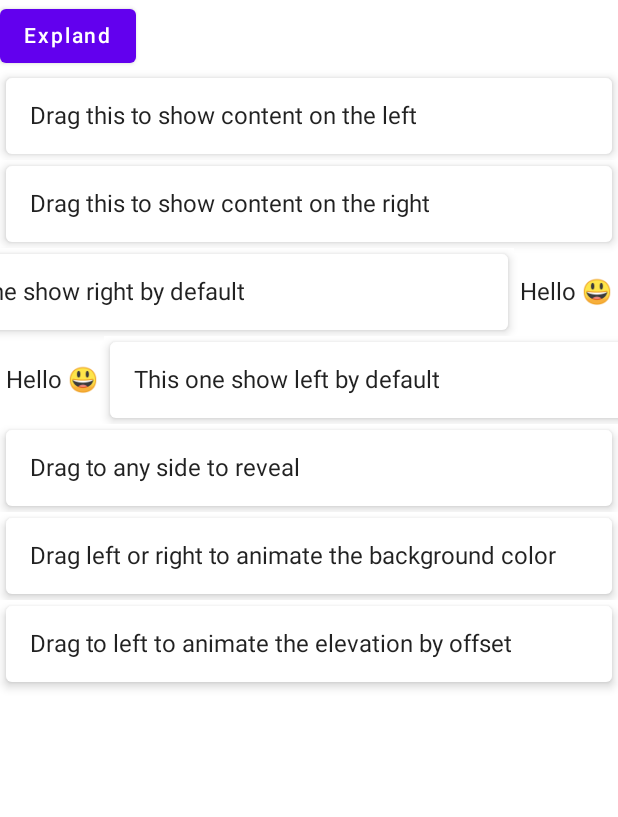
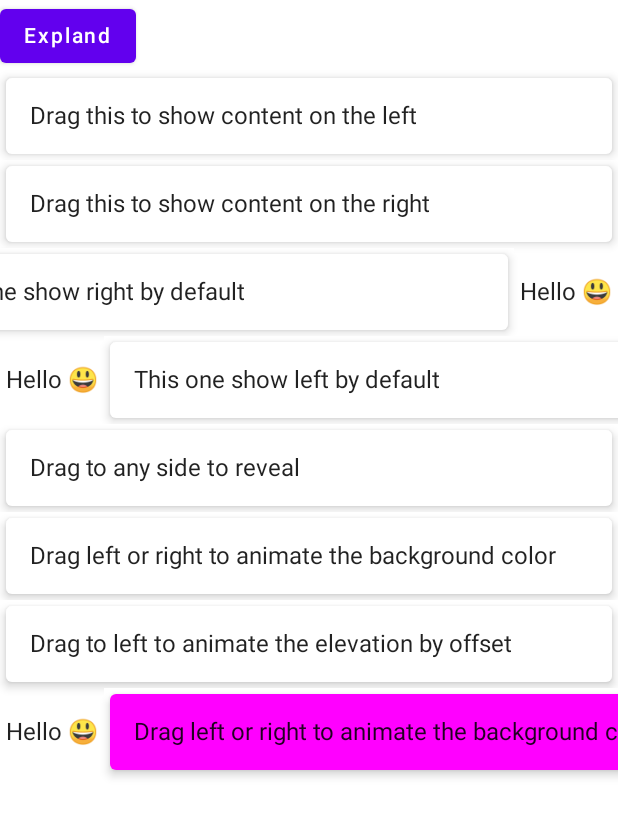
Before and after one commit to Tgo1014/DraggableScaffold, an Android app built with Jetpack Compose: the screen it shows after launch (MainActivity), on a phone screen of 412 x 824 dp. Shown: the top 817 px of the screen. Run offline under Robolectric (Android 15) with nearby library versions, the phone set to English and light mode, and no system bars.

Commit message:
feat: add DraggableScaffold with older API for backward compatability

```diff
--- a/app/src/main/java/tgo1014/sample/MainActivity.kt
+++ b/app/src/main/java/tgo1014/sample/MainActivity.kt
@@ -157,7 +157,42 @@ fun Demos() {
                 }
             }
         )
+        OldExample()
     }
+}
+
+@Composable
+fun OldExample() {
+    // Animate background color by offset
+    var cardBackground by remember { mutableStateOf(Color.White) }
+    DraggableScaffold(
+        leftExpanded = true,
+        contentUnderRight = { Text(text = "Hello \uD83D\uDE03", Modifier.padding(4.dp)) },
+        contentUnderLeft = { Text(text = "Hello \uD83D\uDE03", Modifier.padding(4.dp)) },
+        onLeftOffsetChanged = {
+            if (it < 0) return@DraggableScaffold
+            cardBackground = Color(
+                ColorUtils.blendARGB(Color.White.toArgb(), Color.Magenta.toArgb(), it)
+            )
+        },
+        onRightOffsetChanged = {
+            if (it < 0) return@DraggableScaffold
+            cardBackground = Color(
+                ColorUtils.blendARGB(Color.White.toArgb(), Color.Cyan.toArgb(), it)
+            )
+        },
+        contentOnTop = {
+            Card(
+                modifier = Modifier
+                    .padding(4.dp)
+                    .fillMaxWidth(),
+                backgroundColor = cardBackground,
+                elevation = 4.dp
+            ) {
+                Text(text = "Drag left or right to animate the background color", Modifier.padding(16.dp))
+            }
+        }
+    )
 }
 
 private fun offsetToElevation(offset: Float): Float {
--- a/draggable_scaffold/src/main/java/tgo1014/draggablescaffold/DraggableScaffold.kt
+++ b/draggable_scaffold/src/main/java/tgo1014/draggablescaffold/DraggableScaffold.kt
@@ -23,6 +23,56 @@ import androidx.compose.ui.unit.IntOffset
 import androidx.compose.ui.unit.dp
 import kotlinx.coroutines.launch
 import kotlin.math.roundToInt
+
+/**
+ * This component provide api for layering two [Composable]s where the top one can be dragged to
+ * revel the bottom one
+ *
+ * @param leftExpanded determines if [Composable] on the bottom left should be showing at the start
+ * @param rightExpanded determines if [Composable] on the bottom right should be showing at the start
+ * @param onLeftOffsetChanged trigger the current dragging left offset between 0 and 1
+ * @param onRightOffsetChanged trigger the current dragging right offset between 0 and 1
+ * @param snapOffset a value between 0 and 1 that determine from which point the front view snaps
+ *        to the start or the end
+ * @param background the background for the content behind
+ * @param contentUnderLeft the [Composable] that's going to show up in the left side behind the [contentOnTop]
+ * @param contentUnderRight the [Composable] that's going to show up in the right side behind the [contentOnTop]
+ * @param contentOnTop the [Composable] that's going to be draw in from of the [contentUnderLeft] and [contentUnderRight]
+ */
+@Composable
+@Deprecated("Use DraggableScaffold with that accepts DraggableScaffoldState")
+fun DraggableScaffold(
+    leftExpanded: Boolean = false,
+    rightExpanded: Boolean = false,
+    onLeftOffsetChanged: ((Float) -> Unit)? = null,
+    onRightOffsetChanged: ((Float) -> Unit)? = null,
+    snapOffset: SnapOffset = SnapOffset(0.5f),
+    background: Color = MaterialTheme.colors.surface,
+    contentUnderLeft: @Composable () -> Unit = {},
+    contentUnderRight: @Composable () -> Unit = {},
+    contentOnTop: @Composable () -> Unit,
+) {
+    val state = rememberDraggableScaffoldState(
+        when {
+            leftExpanded -> ExpandState.ExpandedLeft
+            rightExpanded -> ExpandState.ExpandedRight
+            else -> ExpandState.Collapsed
+        },
+        snapOffset = snapOffset.offset
+    )
+
+    onLeftOffsetChanged?.invoke(state.leftContentOffset)
+    onRightOffsetChanged?.invoke(state.rightContentOffset)
+
+    DraggableScaffold(
+        state = state,
+        background = background,
+        contentUnderRight = contentUnderRight,
+        contentUnderLeft = contentUnderLeft,
+        contentOnTop = contentOnTop
+    )
+
+}
 
 /**
  * This component provide api for layering two [Composable]s where the top one can be dragged to
```
